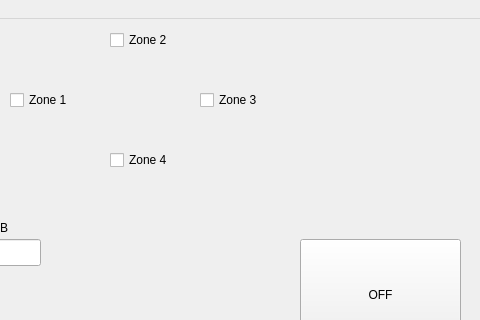
This is ui/mainwindow.ui in denis-draca/led_demo as Qt 5 draws it before an edit; both pictures show x 160 to 640 and y 0 to 320 of the 640 by 480 pixel window. The edited form follows.
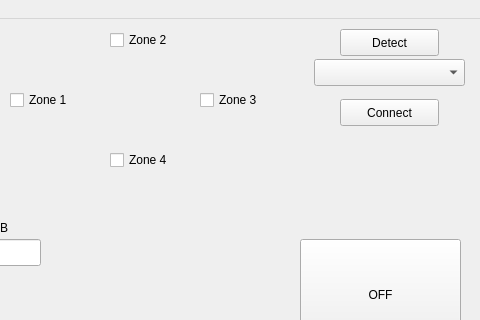
This is the edited form.

Commit message: added connection to the ui, added detection of arduino's and allowing the user to select the arduino they want to connect to

The edit to the form file:
```diff
--- a/ui/mainwindow.ui
+++ b/ui/mainwindow.ui
@@ -257,6 +257,48 @@
      <string>OFF</string>
     </property>
    </widget>
+   <widget class="QComboBox" name="_combo1">
+    <property name="geometry">
+     <rect>
+      <x>474</x>
+      <y>40</y>
+      <width>151</width>
+      <height>27</height>
+     </rect>
+    </property>
+   </widget>
+   <widget class="QPushButton" name="_bu_detect">
+    <property name="geometry">
+     <rect>
+      <x>500</x>
+      <y>10</y>
+      <width>99</width>
+      <height>27</height>
+     </rect>
+    </property>
+    <property name="toolTip">
+     <string>&lt;html&gt;&lt;head/&gt;&lt;body&gt;&lt;p&gt;Detect Connected Arduino's&lt;/p&gt;&lt;p&gt;&lt;br/&gt;&lt;/p&gt;&lt;/body&gt;&lt;/html&gt;</string>
+    </property>
+    <property name="text">
+     <string>Detect</string>
+    </property>
+   </widget>
+   <widget class="QPushButton" name="_bu_connect">
+    <property name="geometry">
+     <rect>
+      <x>500</x>
+      <y>80</y>
+      <width>99</width>
+      <height>27</height>
+     </rect>
+    </property>
+    <property name="toolTip">
+     <string>&lt;html&gt;&lt;head/&gt;&lt;body&gt;&lt;p&gt;Connect to selected arduino&lt;/p&gt;&lt;p&gt;&lt;br/&gt;&lt;/p&gt;&lt;/body&gt;&lt;/html&gt;</string>
+    </property>
+    <property name="text">
+     <string>Connect</string>
+    </property>
+   </widget>
   </widget>
   <widget class="QMenuBar" name="menubar">
    <property name="geometry">
```
The commit also changes 4 other files.
